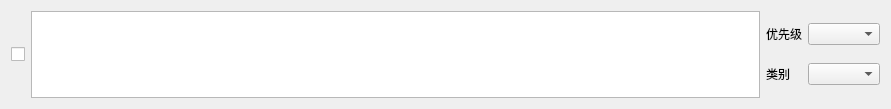
Above: taskwidget.ui from suibaian/TaskReminder before the change. Below: the same form after it.
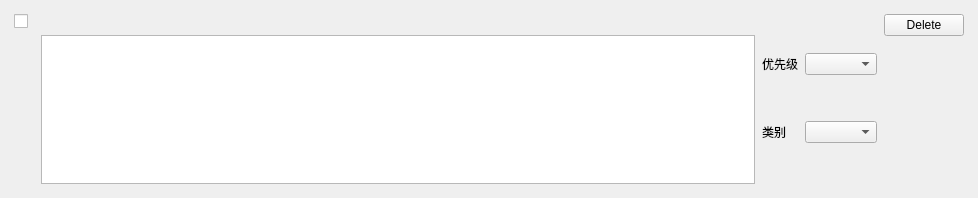
That is the form after the change.

What changed in the file:
```diff
--- a/taskwidget.ui
+++ b/taskwidget.ui
@@ -6,14 +6,33 @@
    <rect>
     <x>0</x>
     <y>0</y>
-    <width>891</width>
-    <height>109</height>
+    <width>978</width>
+    <height>198</height>
    </rect>
   </property>
   <property name="windowTitle">
    <string>Form</string>
   </property>
-  <layout class="QHBoxLayout" name="horizontalLayout_3">
+  <layout class="QHBoxLayout" name="horizontalLayout_5">
+   <item>
+    <layout class="QHBoxLayout" name="horizontalLayout_4">
+     <property name="spacing">
+      <number>7</number>
+     </property>
+     <property name="leftMargin">
+      <number>3</number>
+     </property>
+     <property name="topMargin">
+      <number>3</number>
+     </property>
+     <property name="rightMargin">
+      <number>3</number>
+     </property>
+     <property name="bottomMargin">
+      <number>3</number>
+     </property>
+     <item>
+      <layout class="QVBoxLayout" name="verticalLayout_3">
    <item>
     <widget class="QCheckBox" name="checkBox">
      <property name="text">
@@ -22,8 +41,36 @@
     </widget>
    </item>
    <item>
+        <spacer name="verticalSpacer_2">
+         <property name="orientation">
+          <enum>Qt::Vertical</enum>
+         </property>
+         <property name="sizeHint" stdset="0">
+          <size>
+           <width>20</width>
+           <height>40</height>
+          </size>
+         </property>
+        </spacer>
+       </item>
+      </layout>
+     </item>
+     <item>
+      <layout class="QVBoxLayout" name="verticalLayout_4">
+       <item>
+        <widget class="QLabel" name="date_label">
+         <property name="text">
+          <string/>
+         </property>
+        </widget>
+       </item>
+       <item>
     <widget class="QPlainTextEdit" name="plainTextEdit"/>
    </item>
+      </layout>
+     </item>
+     <item>
+      <layout class="QHBoxLayout" name="horizontalLayout_3">
    <item>
     <layout class="QVBoxLayout" name="verticalLayout">
      <item>
@@ -51,6 +98,34 @@
        </item>
        <item>
         <widget class="QComboBox" name="categoryCombo"/>
+           </item>
+          </layout>
+         </item>
+        </layout>
+       </item>
+       <item>
+        <layout class="QVBoxLayout" name="verticalLayout_2">
+         <item>
+          <widget class="QPushButton" name="pushButton">
+           <property name="text">
+            <string>Delete</string>
+           </property>
+          </widget>
+         </item>
+         <item>
+          <spacer name="verticalSpacer">
+           <property name="orientation">
+            <enum>Qt::Vertical</enum>
+           </property>
+           <property name="sizeHint" stdset="0">
+            <size>
+             <width>20</width>
+             <height>40</height>
+            </size>
+           </property>
+          </spacer>
+         </item>
+        </layout>
        </item>
       </layout>
      </item>
```
Lines whose indentation alone changed are shown as unchanged.
